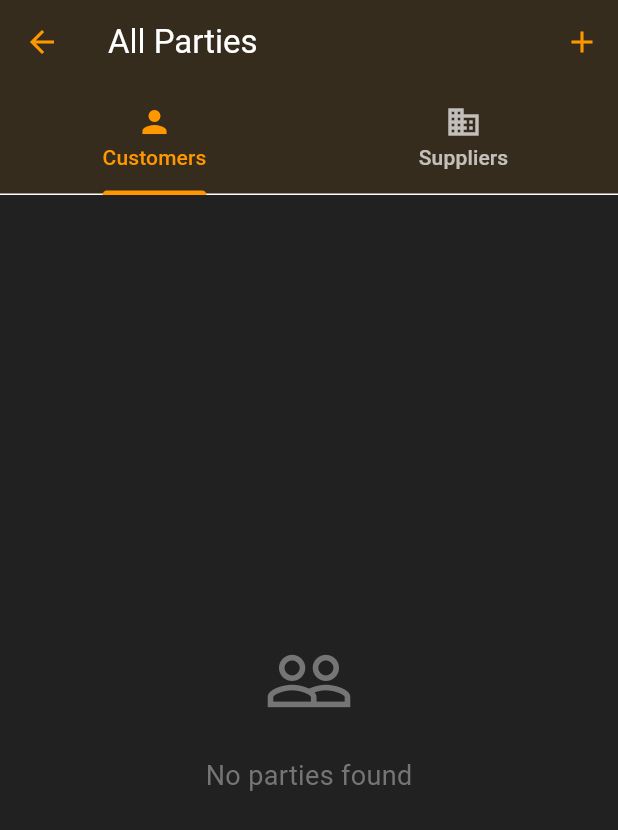
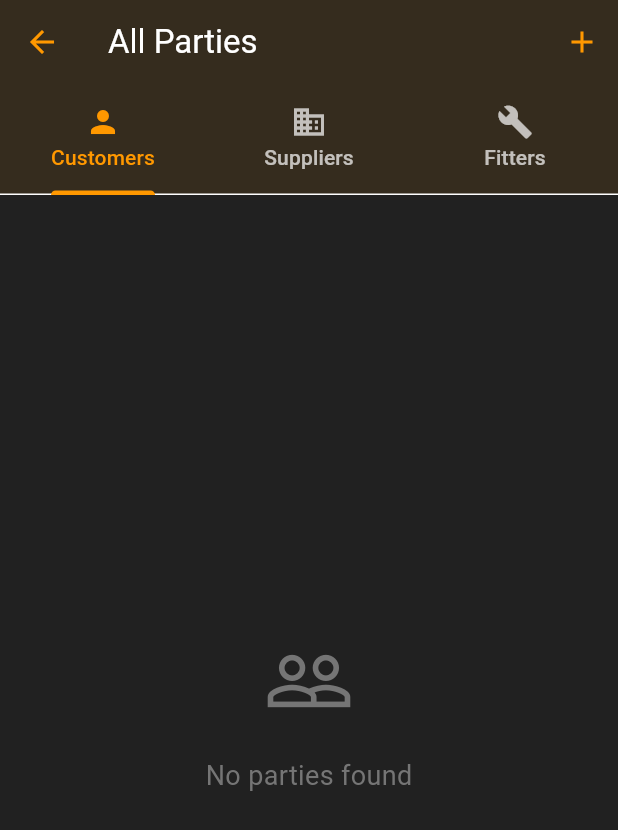
Before and after one commit to MughalsGamer/Lab-Calculator-1.0, a Flutter app: the ListOfPartiesScreen screen opened directly, on a phone screen of 412 x 824 dp. Shown: the top 830 px of the screen. Run offline on Flutter 3.47's test engine with Material 3 defaults, Android fonts, the phone set to English and light mode, and no system bars; our stand-ins replace firebase_core, firebase_database, fluttertoast, pdf, printing; accounts and stored records are empty; network calls fail.

Commit message:
9-7-25 new

```diff
--- a/lib/First Page.dart
+++ b/lib/First Page.dart
@@ -1,7 +1,6 @@
 import 'package:flutter/material.dart';
 import 'package:firebase_database/firebase_database.dart';
 import 'package:intl/intl.dart';
-import 'Model class.dart';
 import 'ListOfPartiesScreen.dart';
 import 'inventory app.dart';
 
@@ -80,7 +79,7 @@ class _FirstPageState extends State<FirstPage> {
                     child: Container(
                       decoration: BoxDecoration(
                         shape: BoxShape.circle,
-                        color: Colors.black.withOpacity(0.4),
+                        color: Colors.black.withOpacity(0.1),
                       ),
                     ),
                   ),
@@ -184,6 +183,7 @@ class _FirstPageState extends State<FirstPage> {
             items: const [
               DropdownMenuItem(value: 'customer', child: Text('Customer')),
               DropdownMenuItem(value: 'supplier', child: Text('Supplier')),
+              DropdownMenuItem(value: 'fitter', child: Text('Fitter')),
             ],
             onChanged: (value) => setState(() => _selectedPartyType = value),
           ),
--- a/lib/ListOfPartiesScreen.dart
+++ b/lib/ListOfPartiesScreen.dart
@@ -1,7 +1,5 @@
 import 'package:flutter/material.dart';
 import 'package:firebase_database/firebase_database.dart';
-
-import 'Model class.dart';
 import 'Party Model.dart';
 import 'ShowInventoryListScreen.dart';
 
@@ -12,18 +10,20 @@ class ListOfPartiesScreen extends StatefulWidget {
   State<ListOfPartiesScreen> createState() => _ListOfPartiesScreenState();
 }
 
-class _ListOfPartiesScreenState extends State<ListOfPartiesScreen> with SingleTickerProviderStateMixin {
+class _ListOfPartiesScreenState extends State<ListOfPartiesScreen>
+    with SingleTickerProviderStateMixin {
   final DatabaseReference _ref = FirebaseDatabase.instance.ref().child('parties');
-  List<PartyModel> _allParties = [];
   List<PartyModel> _customers = [];
   List<PartyModel> _suppliers = [];
+  List<PartyModel> _fitters = []; // Changed to plural for consistency
   bool _isLoading = true;
+  String? _errorMessage;
   late TabController _tabController;
 
   @override
   void initState() {
     super.initState();
-    _tabController = TabController(length: 2, vsync: this);
+    _tabController = TabController(length: 3, vsync: this);
     _fetchParties();
   }
 
@@ -50,18 +50,40 @@ class _ListOfPartiesScreenState extends State<ListOfPartiesScreen> with SingleTi
         }
 
         setState(() {
-          _allParties = fetchedParties;
           _customers = fetchedParties.where((party) => party.type == 'customer').toList();
           _suppliers = fetchedParties.where((party) => party.type == 'supplier').toList();
+          _fitters = fetchedParties.where((party) => party.type == 'fitter').toList();
           _isLoading = false;
+          _errorMessage = null;
+        });
+      }, onError: (error) {
+        setState(() {
+          _isLoading = false;
+          _errorMessage = "Failed to load parties: $error";
         });
       });
     } catch (e) {
-      setState(() => _isLoading = false);
+      setState(() {
+        _isLoading = false;
+        _errorMessage = "Error: ${e.toString()}";
+      });
     }
   }
 
   Widget _buildPartyList(List<PartyModel> parties) {
+    if (_errorMessage != null) {
+      return Center(
+        child: Padding(
+          padding: const EdgeInsets.all(16.0),
+          child: Text(
+            _errorMessage!,
+            style: TextStyle(color: Colors.red[400], fontSize: 16),
+            textAlign: TextAlign.center,
+          ),
+        ),
+      );
+    }
+
     if (parties.isEmpty) {
       return Center(
         child: Column(
@@ -96,7 +118,7 @@ class _ListOfPartiesScreenState extends State<ListOfPartiesScreen> with SingleTi
           margin: const EdgeInsets.symmetric(vertical: 8),
           child: ListTile(
             leading: Icon(
-              party.type == 'customer' ? Icons.person : Icons.business,
+              _getPartyIcon(party.type), // Use helper function for icons
               color: Colors.orange,
             ),
             title: Text(
@@ -126,6 +148,20 @@ class _ListOfPartiesScreenState extends State<ListOfPartiesScreen> with SingleTi
     );
   }
 
+  // Helper function to get appropriate icon for party type
+  IconData _getPartyIcon(String type) {
+    switch (type) {
+      case 'customer':
+        return Icons.person;
+      case 'supplier':
+        return Icons.business;
+      case 'fitter':
+        return Icons.build; // Specific icon for fitters
+      default:
+        return Icons.help_outline;
+    }
+  }
+
   @override
   Widget build(BuildContext context) {
     return Scaffold(
@@ -144,14 +180,9 @@ class _ListOfPartiesScreenState extends State<ListOfPartiesScreen> with SingleTi
           labelColor: Colors.orange,
           unselectedLabelColor: Colors.white70,
           tabs: const [
-            Tab(
-              icon: Icon(Icons.person),
-              text: 'Customers',
-            ),
-            Tab(
-              icon: Icon(Icons.business),
-              text: 'Suppliers',
-            ),
+            Tab(icon: Icon(Icons.person), text: 'Customers'),
+            Tab(icon: Icon(Icons.business), text: 'Suppliers'),
+            Tab(icon: Icon(Icons.build), text: 'Fitters'), // Consistent naming
           ],
         ),
       ),
@@ -162,6 +193,7 @@ class _ListOfPartiesScreenState extends State<ListOfPartiesScreen> with SingleTi
         children: [
           _buildPartyList(_customers),
           _buildPartyList(_suppliers),
+          _buildPartyList(_fitters), // Consistent naming
         ],
       ),
     );
```
